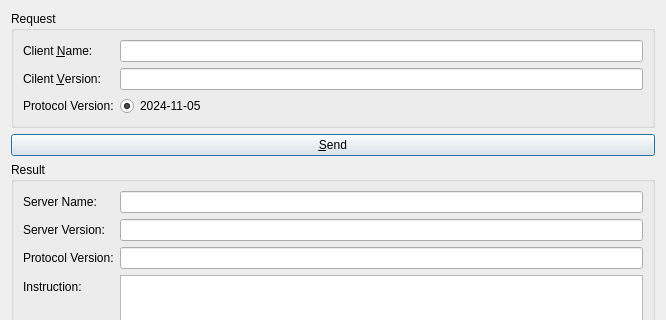
Qt form examples/mcpclient/inspector/initializewidget.ui (signal-slot/qtmcp) before a commit; both pictures show x 0 to 666 and y 0 to 320 of the 666 by 501 pixel window.
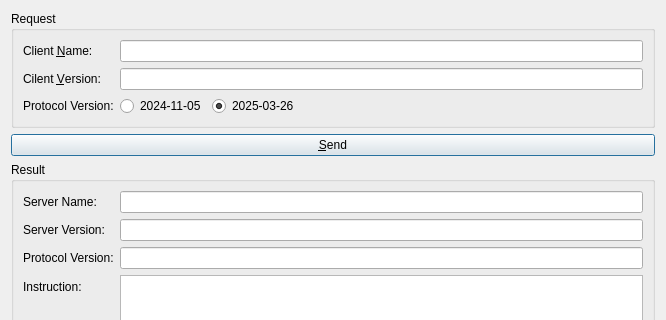
The same form after that commit.

Commit message: Inspector: add 2025-03-26 option

What changed in the file:
```diff
--- a/examples/mcpclient/inspector/initializewidget.ui
+++ b/examples/mcpclient/inspector/initializewidget.ui
@@ -60,11 +60,31 @@
           <property name="text">
            <string>2024-11-05</string>
           </property>
+         </widget>
+        </item>
+        <item>
+         <widget class="QRadioButton" name="clientProtocolVersion20250326">
+          <property name="text">
+           <string>2025-03-26</string>
+          </property>
           <property name="checked">
            <bool>true</bool>
           </property>
          </widget>
         </item>
+        <item>
+         <spacer name="horizontalSpacer">
+          <property name="orientation">
+           <enum>Qt::Orientation::Horizontal</enum>
+          </property>
+          <property name="sizeHint" stdset="0">
+           <size>
+            <width>40</width>
+            <height>20</height>
+           </size>
+          </property>
+         </spacer>
+        </item>
        </layout>
       </item>
      </layout>
```
The commit also changes 1 other file.
